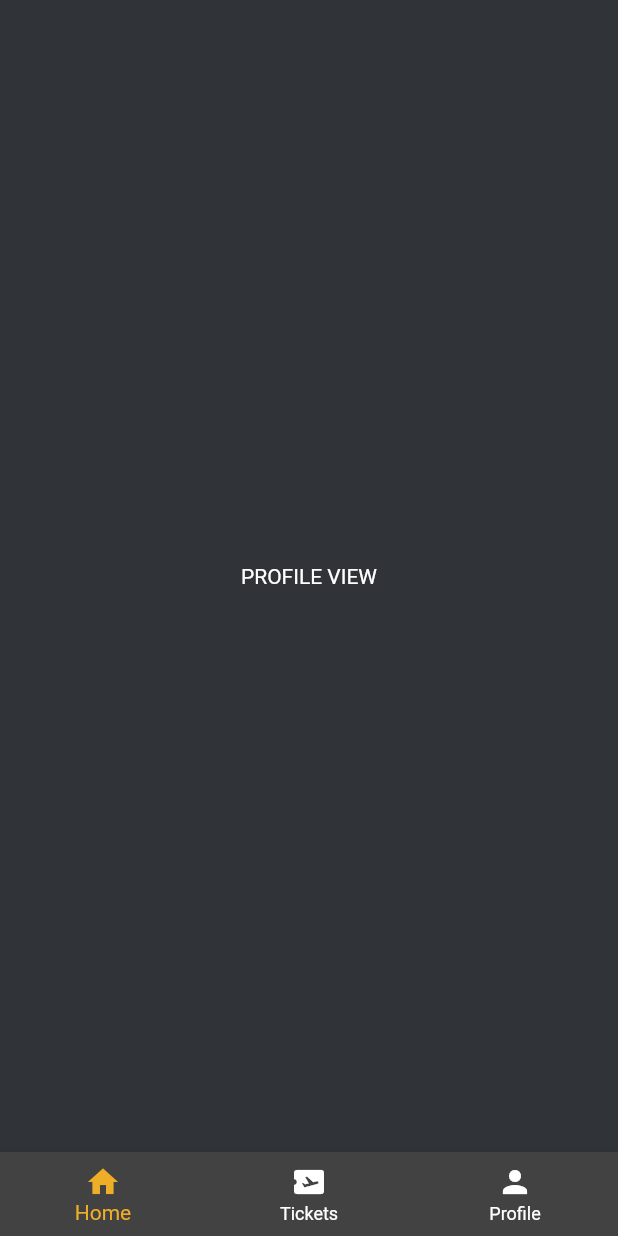
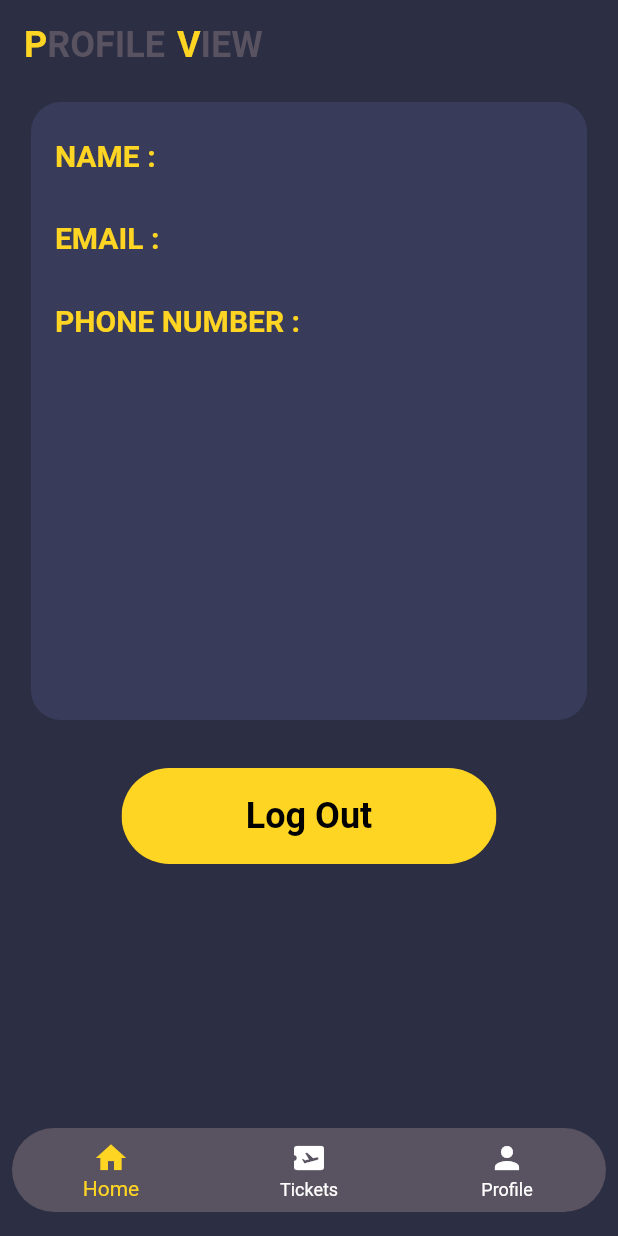
Before and after one commit to Avichal-Suneja/movie_booking, a Flutter app: the ProfileView screen opened by its route, on a phone screen of 412 x 824 dp. Run offline on Flutter 3.47's test engine with Material 2 defaults, Android fonts, the phone set to English and light mode, and no system bars; our stand-ins replace cloud_firestore, firebase_auth, firebase_core, get; accounts and stored records are empty.

Commit message:
color palette and profile

```diff
--- a/lib/Modules/Home/controllers/home_controller.dart
+++ b/lib/Modules/Home/controllers/home_controller.dart
@@ -192,7 +192,7 @@ class HomeController extends GetxController {
   void onInit() {
     movieList.bindStream(_db.getStream('Movies').map((list) =>
         list.docs.map((doc) => Movie.fromJson(doc.data() as Map<String, dynamic>)).toList()));
-    print(_auth.currentUser!.uid);
+    // print(_auth.currentUser!.uid);
 
     searchedMovieList.value = movieList;
 
--- a/lib/Modules/Home/views/profile_view.dart
+++ b/lib/Modules/Home/views/profile_view.dart
@@ -1,3 +1,4 @@
+import 'package:flutter/cupertino.dart';
 import 'package:flutter/material.dart';
 import 'package:get/get.dart';
 import 'package:movie_booking/Modules/Home/controllers/home_controller.dart';
@@ -9,15 +10,129 @@ class ProfileView extends StatelessWidget {
   Widget build(BuildContext context) {
     final controller = Get.find<HomeController>();
     return Scaffold(
-      backgroundColor: Color(0xff303438),
-      body: Center(
-        child: Text('PROFILE VIEW', style: TextStyle(color:Colors.white)),
+      backgroundColor: Color(0xff2c2e43),
+      body: SafeArea(
+        child: Container(
+          height: Get.height,
+          width: Get.width,
+          child: Column(
+            children: [
+              Row(
+                children: [
+                  Padding(
+                    padding: const EdgeInsets.only(top: 16.0, left: 16.0),
+                    child: Text("P", style: TextStyle(
+                      color: Color(0xffffd523),
+                      fontSize: 24.0,
+                      fontWeight: FontWeight.bold,
+                    ),),
+                  ),
+                  Padding(
+                    padding: const EdgeInsets.only(top: 16.0,),
+                    child: Text('ROFILE', style: TextStyle(
+                        color: Color(0xff595260),
+                        fontSize: 24.0,
+                        fontWeight: FontWeight.bold
+                    ),),
+                  ),
+                  Padding(
+                    padding: const EdgeInsets.only(top: 16.0, left: 8.0),
+                    child: Text('V', style: TextStyle(
+                        color: Color(0xffffd523),
+                        fontSize: 24.0,
+                        fontWeight: FontWeight.bold
+                    ),),
+                  ),
+                  Padding(
+                    padding: const EdgeInsets.only(top: 16.0,),
+                    child: Text('IEW', style: TextStyle(
+                        color: Color(0xff595260),
+                        fontSize: 24.0,
+                        fontWeight: FontWeight.bold
+                    ),),
+                  ),
+                ],
+              ),
+              SizedBox(
+                height: 24.0,
+              ),
+              ClipRRect(
+                borderRadius: BorderRadius.all(Radius.circular(20.0)),
+                child: Container(
+                  padding: EdgeInsets.only(top: 24.0),
+                  height: Get.height * 0.5,
+                  width: Get.width * 0.9,
+                  color: Color(0xff383b59),
+                  child: Column(
+                    crossAxisAlignment: CrossAxisAlignment.start,
+                    children: [
+                      Padding(
+                        padding: const EdgeInsets.only(left: 16.0),
+                        child: Text('NAME :', style: TextStyle(
+                          color: Color(0xffffd523),
+                          fontSize: 20.0,
+                          fontWeight: FontWeight.bold
+                        ),),
+                      ),
+                      SizedBox(
+                        height: 32.0,
+                      ),
+                      Padding(
+                        padding: const EdgeInsets.only(left: 16.0),
+                        child: Text('EMAIL :', style: TextStyle(
+                            color: Color(0xffffd523),
+                            fontSize: 20.0,
+                            fontWeight: FontWeight.bold
+                        ),),
+                      ),
+                      SizedBox(
+                        height: 32.0,
+                      ),
+                      Padding(
+                        padding: const EdgeInsets.only(left: 16.0),
+                        child: Text('PHONE NUMBER :', style: TextStyle(
+                            color: Color(0xffffd523),
+                            fontSize: 20.0,
+                            fontWeight: FontWeight.bold
+                        ),),
+                      ),
+                    ],
+                  ),
+                ),
+              ),
+              SizedBox(height: 32.0,),
+              ClipRRect(
+                borderRadius: BorderRadius.circular(100),
+                child: SizedBox(
+                  height: 64,
+                  width: 250,
+                  child: ElevatedButton(
+                      onPressed: () {},
+                      style: ElevatedButton.styleFrom(
+                          primary: Color(0xffffd523), elevation: 10),
+                      child: Text(
+                        'Log Out',
+                        style: TextStyle(
+                            color: Colors.black,
+                            fontSize: 24,
+                            fontWeight: FontWeight.bold),
+                      )),
+                ),
+              )
+            ],
+          ),
+        ),
       ),
 
-      bottomNavigationBar: BottomNavigationBar(
-        backgroundColor: Colors.grey[800],
-        selectedItemColor: Color(0xffEFAE28),
+      bottomNavigationBar: Padding(
+        padding: const EdgeInsets.fromLTRB(8.0,0,8.0,16.0),
+        child: ClipRRect(
+          borderRadius: BorderRadius.all(Radius.circular(30.0)),
+          child: BottomNavigationBar(
+            backgroundColor: Color(0xff595260),
+            selectedItemColor: Color(0xffffd523),
             unselectedItemColor: Colors.white,
+            type: BottomNavigationBarType.fixed,
             currentIndex: controller.currentIndex.value,
             onTap: (index){
               switch(index){
@@ -51,6 +166,8 @@ class ProfileView extends StatelessWidget {
               )
             ],
           ),
+        ),
+      ),
     );
   }
 }
--- a/lib/main.dart
+++ b/lib/main.dart
@@ -33,7 +33,7 @@ class MyApp extends StatelessWidget {
         GetPage(name: '/ticket', page: ()=> TicketInfoView(), binding: HomeBinding()),
         GetPage(name: '/profile', page: ()=> ProfileView(), binding: HomeBinding()),
       ],
-      initialRoute: initialPath,
+      initialRoute: '/movie',
     );
   }
 }
```
Also changed, not shown: lib/Modules/Authentication/auth_view.dart (+37 -36 lines), lib/Modules/Home/views/movie_list_view.dart (+23 -15 lines). Lines whose indentation alone changed are shown as unchanged.
